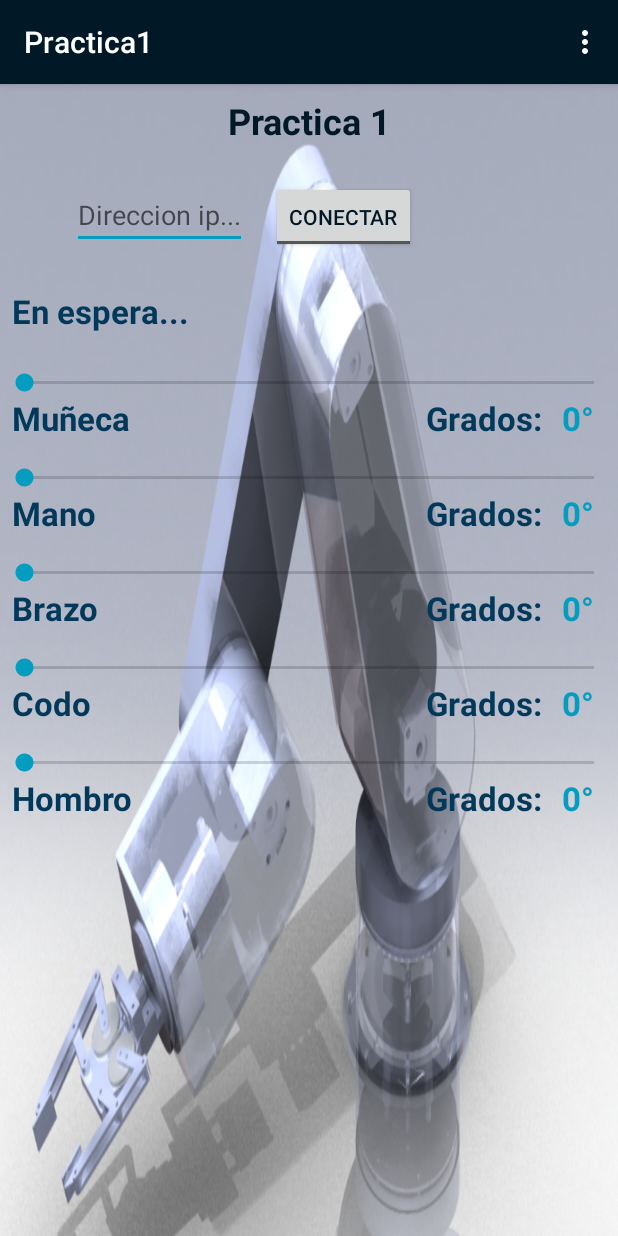
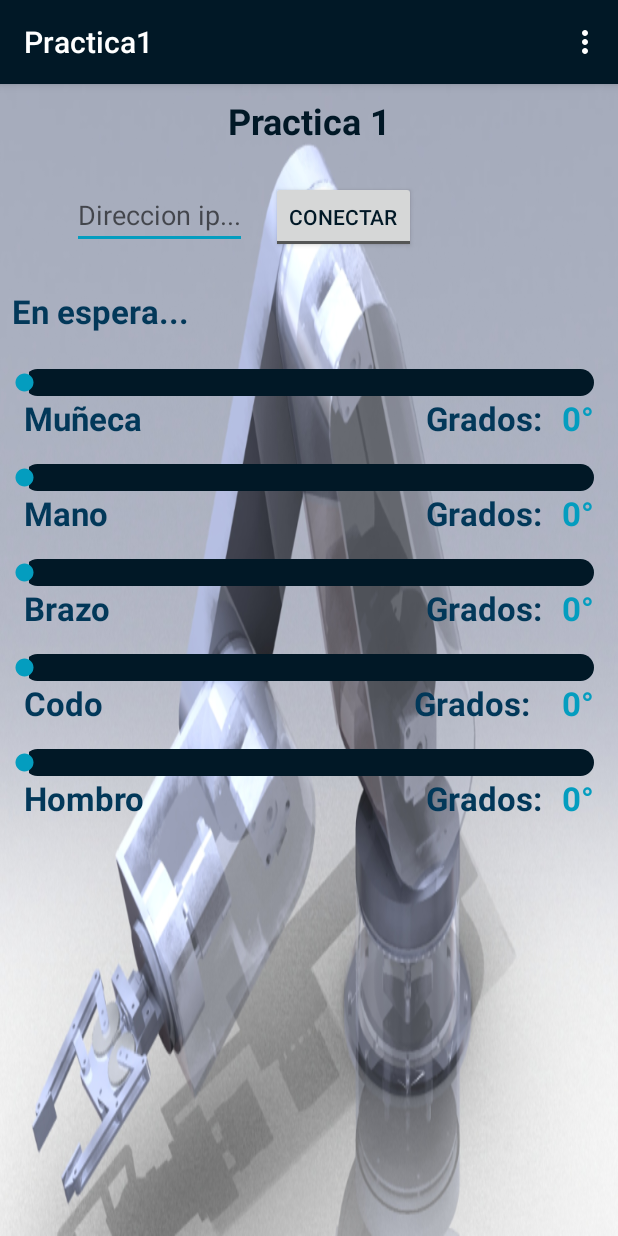
Before and after one commit to gustavo94/IR-2015-II, an Android app: the screen it shows after launch (IrlActivity), on a phone screen of 412 x 824 dp. Run offline under Robolectric (Android 15) with nearby library versions, the phone set to English and light mode, and no system bars.

Commit message:
diseño final

```diff
--- a/app/src/main/res/drawable/seekbar_progress.xml
+++ b/app/src/main/res/drawable/seekbar_progress.xml
@@ -1,28 +1,31 @@
 <?xml version="1.0" encoding="utf-8"?>
-<layer-list xmlns:android="http://schemas.android.com/apk/res/android">
-    <item>
+
+<layer-list xmlns:android="http://schemas.android.com/apk/res/android" >
+
+    <item android:id="@android:id/background">
+        <shape>
+            <corners android:radius="30dip" />
+
+            <solid android:color="@color/seekbarfree" />
+        </shape>
+    </item>
+    <item android:id="@android:id/secondaryProgress">
         <clip>
             <shape>
-                <gradient
-                    android:startColor="#FF5e8ea3"
-                    android:centerColor="#FF32a0d2"
-                    android:centerY="0.1"
-                    android:endColor="#FF13729e"
-                    android:angle="270"
-                    />
+                <corners android:radius="3dip" />
+
+                <solid android:color="@android:color/white" />
             </shape>
         </clip>
     </item>
-    <item>
+    <item android:id="@android:id/progress">
         <clip>
-            <bitmap xmlns:android="http://schemas.android.com/apk/res/android"
-                android:src="@drawable/abc_rob"
-                android:tileMode="repeat"
-                android:antialias="true"
-                android:dither="false"
-                android:filter="false"
-                android:gravity="left"
-                />
+            <shape>
+                <corners android:radius="3dip" />
+
+                <solid android:color="@color/seekbar" />
+            </shape>
         </clip>
     </item>
+
 </layer-list>
--- a/app/src/main/res/layout/irl.xml
+++ b/app/src/main/res/layout/irl.xml
@@ -21,20 +21,6 @@
         android:gravity="center"
         android:layout_margin="8dp"
         android:textSize="24sp"/>
-
-    <TableRow
-        android:layout_width="match_parent"
-        android:layout_height="wrap_content"
-        android:layout_gravity="right"></TableRow>
-
-    <ScrollView
-        android:layout_width="match_parent"
-        android:layout_height="match_parent">
-
-        <LinearLayout
-            android:layout_width="match_parent"
-            android:layout_height="match_parent"
-            android:orientation="vertical">
 
     <LinearLayout
         android:layout_width="match_parent"
@@ -63,6 +49,19 @@
 
     </LinearLayout>
 
+
+
+    <ScrollView
+        android:layout_width="match_parent"
+        android:layout_height="match_parent">
+
+        <LinearLayout
+            android:layout_width="match_parent"
+            android:layout_height="match_parent"
+            android:orientation="vertical">
+
+
+
             <TextView
                 android:id="@+id/estado"
                 android:layout_width="wrap_content"
@@ -80,6 +79,8 @@
                 android:max="180"
                 android:progress="0"
                 android:layout_marginTop="16dp"
+                android:progressDrawable="@drawable/seekbar_progress"
+
                 />
 
             <LinearLayout
@@ -96,7 +97,7 @@
                     android:textAppearance="?android:textAppearanceLarge"
                     android:textColor="#023859"
                     android:textStyle="bold"
-                    android:layout_marginLeft="8dp"
+                    android:layout_marginLeft="16dp"
                     />
 
                 <RelativeLayout
@@ -140,7 +141,8 @@
                 android:layout_height="wrap_content"
                 android:max="180"
                 android:progress="0"
-                android:layout_marginTop="16dp"/>
+                android:layout_marginTop="16dp"
+                android:progressDrawable="@drawable/seekbar_progress"/>
 
             <LinearLayout
                 android:layout_width="match_parent"
@@ -156,7 +158,7 @@
                     android:textAppearance="?android:textAppearanceLarge"
                     android:textColor="#023859"
                     android:textStyle="bold"
-                    android:layout_marginLeft="8dp"
+                    android:layout_marginLeft="16dp"
                     />
 
                 <RelativeLayout
@@ -199,7 +201,8 @@
                 android:layout_height="wrap_content"
                 android:max="180"
                 android:progress="0"
-                android:layout_marginTop="16dp"/>
+                android:layout_marginTop="16dp"
+                android:progressDrawable="@drawable/seekbar_progress"/>
 
             <LinearLayout
                 android:layout_width="match_parent"
@@ -215,7 +218,7 @@
                     android:textAppearance="?android:textAppearanceLarge"
                     android:textColor="#023859"
                     android:textStyle="bold"
-                    android:layout_marginLeft="8dp"
+                    android:layout_marginLeft="16dp"
                     />
 
                 <RelativeLayout
@@ -258,7 +261,8 @@
                 android:layout_height="wrap_content"
                 android:max="180"
                 android:progress="0"
-                android:layout_marginTop="16dp"/>
+                android:layout_marginTop="16dp"
+                android:progressDrawable="@drawable/seekbar_progress"/>
 
             <LinearLayout
                 android:layout_width="match_parent"
@@ -274,7 +278,7 @@
                     android:textAppearance="?android:textAppearanceLarge"
                     android:textColor="#023859"
                     android:textStyle="bold"
-                    android:layout_marginLeft="8dp"
+                    android:layout_marginLeft="16dp"
                 />
 
                 <RelativeLayout
@@ -292,7 +296,7 @@
                         android:textColor="#023859"
                         android:textStyle="bold"
                         android:layout_toLeftOf="@+id/seektext44"
-                        android:layout_marginRight="8dp"
+                        android:layout_marginRight="16dp"
 
                         />
 
@@ -317,7 +321,8 @@
                 android:layout_height="wrap_content"
                 android:max="180"
                 android:progress="0"
-                android:layout_marginTop="16dp"/>
+                android:layout_marginTop="16dp"
+                android:progressDrawable="@drawable/seekbar_progress"/>
 
             <LinearLayout
                 android:layout_width="match_parent"
@@ -333,7 +338,7 @@
                     android:textAppearance="?android:textAppearanceLarge"
                     android:textColor="#023859"
                     android:textStyle="bold"
-                    android:layout_marginLeft="8dp"
+                    android:layout_marginLeft="16dp"
                     />
 
                 <RelativeLayout
--- /dev/null
+++ b/app/src/main/res/values/colors.xml
@@ -0,0 +1,8 @@
+<?xml version="1.0" encoding="utf-8"?>
+
+<resources>
+
+    <color name="seekbar">#049dbf</color>
+    <color name="seekbarfree">#011826</color>
+
+</resources>
```
Lines whose indentation alone changed are shown as unchanged.
